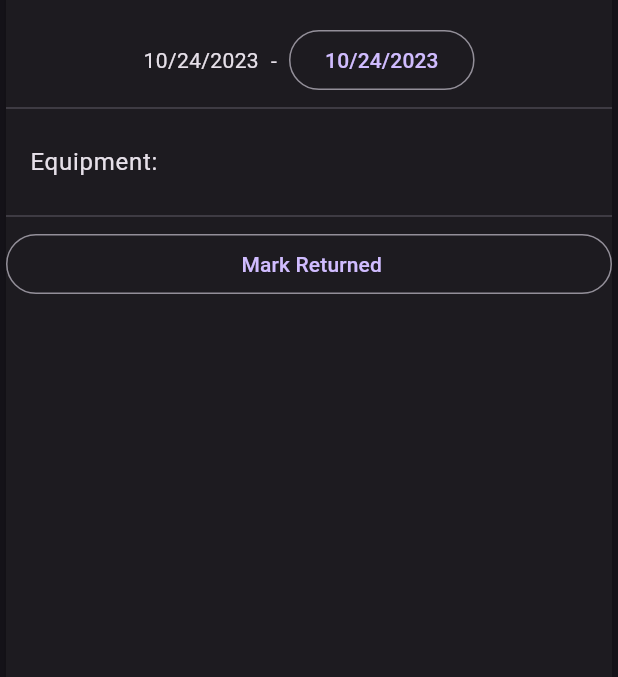
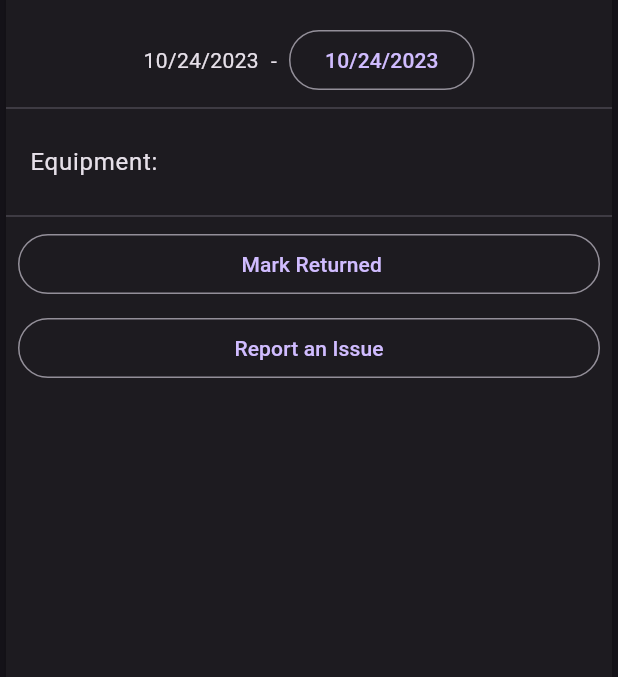
Before and after one commit to Alexandre2006/checkout, a Flutter app: the CheckoutView widget shown alone on an empty page, opened directly with empty values, on a phone screen of 412 x 824 dp, the part 273-950 px from its top. Run offline on Flutter 3.47's test engine with Material 2 defaults, Android fonts, the phone set to English and light mode, and no system bars; our stand-ins replace infinite_scroll_pagination, supabase_flutter; missing offline and left inert: ai_barcode_scanner; accounts and stored records are empty; network calls fail.

Commit message:
Added ability to create a report directly from a checkout

```diff
--- a/lib/shared/checkouts/checkout_view.dart
+++ b/lib/shared/checkouts/checkout_view.dart
@@ -1,4 +1,5 @@
 import 'package:checkout/models/checkout.dart';
+import 'package:checkout/pages/new_report.dart';
 import 'package:checkout/services/checkout/update_checkout.dart';
 import 'package:checkout/shared/equipment/equipment_tile.dart';
 import 'package:flutter/material.dart';
@@ -148,7 +149,9 @@ class _CheckoutViewState extends State<CheckoutView> {
                 for (final equipment in editableCheckout.equipment)
                   EquipmentTile(equipment: equipment),
                 const Divider(),
-                OutlinedButton(
+                Padding(
+                  padding: const EdgeInsets.symmetric(horizontal: 8),
+                  child: OutlinedButton(
                     onPressed: editableCheckout.returned
                         ? null
                         : () {
@@ -172,6 +175,23 @@ class _CheckoutViewState extends State<CheckoutView> {
                           : " Mark Returned",
                     ),
                   ),
+                ),
+                const Padding(padding: EdgeInsets.symmetric(vertical: 4)),
+                Padding(
+                  padding: const EdgeInsets.symmetric(horizontal: 8.0),
+                  child: OutlinedButton(
+                    onPressed: () {
+                      Navigator.of(context).push(
+                        MaterialPageRoute(
+                          builder: (context) => NewReportPage(
+                            equipment: editableCheckout.equipment,
+                          ),
+                        ),
+                      );
+                    },
+                    child: const Text("Report an Issue"),
+                  ),
+                )
               ],
             ),
           ],
```
Lines whose indentation alone changed are shown as unchanged.
